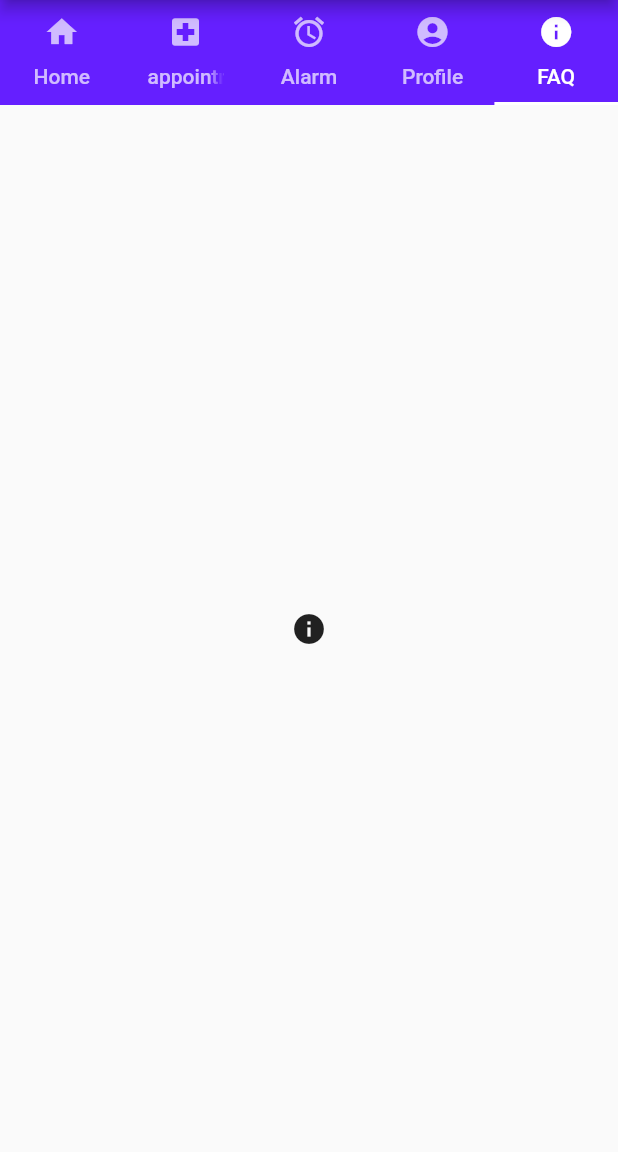
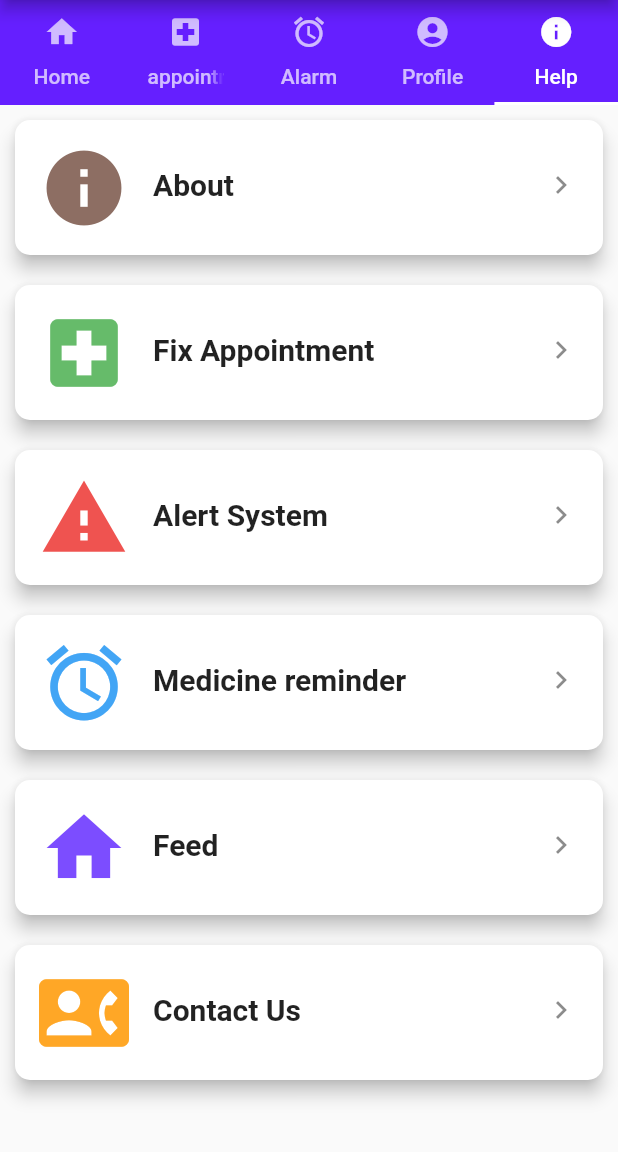
Before and after one commit to the-three-musketeerz/halemate-flutter, a Flutter app: the screen it shows after launch, tab 5 chosen, on a phone screen of 412 x 824 dp, the part 84-1236 px from its top. Run offline on Flutter 3.47's test engine with Material 2 defaults, Android fonts, the phone set to English and light mode, and no system bars; our stand-ins replace flutter_local_notifications, rxdart, shared_preferences; project files that could hold a hidden picture were left out.

Commit message:
feat: Help Section implemented

```diff
--- a/lib/main.dart
+++ b/lib/main.dart
@@ -1,6 +1,7 @@
 import 'package:flutter/material.dart';
 import 'package:hale_mate/screens/alarm/alarm.dart';
 import 'package:hale_mate/screens/alarm/globalBloc.dart';
+import 'package:hale_mate/screens/help.dart';
 import 'package:hale_mate/screens/home.dart';
 import 'package:provider/provider.dart';
 import 'package:flutter/services.dart';
@@ -43,7 +44,7 @@ class _HaleMateAppState extends State<HaleMateApp> {
                           Tab(icon: Icon(Icons.local_hospital), text: 'appointment'),
                           Tab(icon: Icon(Icons.alarm), text: 'Alarm'),
                           Tab(icon: Icon(Icons.account_circle), text: 'Profile',),
-                          Tab(icon: Icon(Icons.info), text: 'FAQ'),
+                          Tab(icon: Icon(Icons.info), text: 'Help'),
                         ],
                         indicatorColor: Colors.white,
                       ),
@@ -56,7 +57,7 @@ class _HaleMateAppState extends State<HaleMateApp> {
                           Icon(Icons.local_hospital),
                           MedReminder(),
                           Icon(Icons.account_circle),
-                          Icon(Icons.info),
+                          helpListView(context),
                         ],  ))
                 ],
               )
--- /dev/null
+++ b/lib/models/help/helpData.dart
@@ -0,0 +1,54 @@
+import 'package:flutter/material.dart';
+
+final titles = ['About', 'Fix Appointment', 'Alert System', 'Medicine reminder', 'Feed', 'Contact Us'];
+
+final icons = [Icons.info ,Icons.local_hospital, Icons.warning, Icons.alarm, Icons.home, Icons.contact_phone];
+
+final iconColors = [Colors.brown[400], Colors.green[400], Colors.red[400], Colors.blue[400], Colors.deepPurpleAccent, Colors.orange[400]];
+
+final captions = [' ',
+                  'Book an appointment with doctor on a single click',
+                  'Notify all your trusted contacts and nearest hospitals to get immediate help',
+                  'Set reminders for your medication schedule',
+                  'Know some Ayurvedic facts and practices for a good health'];
+
+final descriptions = [
+  'As said by our Honourable PM Mr. Narendra Modi - Its high time we convert this crisis into opportunity and take India from "command-and-control to plug-and-play".\n\n'
+  'HaleMate is a small effort to build a technologically stable and efficient system in healthcare sector to bridge the gap between patients and doctors while following social distancing guidelines. While reminding you about your medications and it also caters to the need for immediate help in any other emergency health situations by notifying  people around.\n\n'
+  'HaleMate is thus a complete app for patients - reducing the dependence on other similar products worldwide and strengthening the idea of an AATMANIRBHAR BHARAT',
+
+  'The App consists of a list of registered hospitals and their doctors in various specializations. \n\n '
+  'To book an appointment with the doctor: \n\n'
+      '\t - Click on the "Create Appointment" \t   button in Appointments section\n\n'
+      '\t - Fill the details in the popup form\n\n'
+      '\t - Now click on "Fix Appointment"  button and your request will be sent to the hospital.\n\n'
+      '\t - After the appointment gets approved/rejected you can also view the status of your appointments in the same section\n\n\n'
+      'Now there is no more need to stand in long queues for appointments in the hospital thus following the social distancing protocols in these times of pandemic!' ,
+
+  'In case of any Medical emergency situation, the "ALERT" feature will come into play.\n\n'
+  'How this feature works?\n\n'
+  'In the Home tab, just press the Red Alert Button on the right bottom side\n\n'
+  '1. When you need immediate medical assistance for yourself:\n\n'
+  '\t - Choose the "I need help" option\n\n'
+  '\t - The app will search for all the nearby hospitals and send a message for immediate help along with your location.\n\n'
+  '\t - It will also notify all your trusted contacts that you provide during authentication through sms.\n\n'
+
+  '2. When others need immediate medical aid:\n\n'
+  '\t - Just choose the "Report emergency" option.\n\n'
+  '\t - The app will display the details of all the nearby hospitals.\n\n'
+  '\t - You may call the ambulance or contact the hospital emergency services to help the patient.\n\n',
+
+  'HaleMate has a built in Medicine reminder feature that lets you set alarm for various kinds of medications.\n\n'
+  'To set a Reminder in the Alarm Tab: \n\n'
+      '\t - Tap on + icon.  \n\n'
+      '\t - Fill the medicine details\n\n'
+      '\t - Choose the interval after which the medicine is to be taken.\n\n'
+      '\t - Pick a starting time for your reminder and click on "Confirm" button.\n\n'
+      '\t - Your Medicine Reminder is set and it will notify you at the selected time!! \n\n',
+
+  'The Home feed displays various Ayurvedic practices and practices one must follow to stay healthy.\n\n',
+
+  'For any Queries contact our team "The Three Musketeers" at: \n\n'
+  '\t - ankitapareek2000@gmail.com\n'
+  '\t - kmrinal19@gmail.com\n'
+  '\t - aryamanbehera@gmail.com\n'];
--- /dev/null
+++ b/lib/screens/help.dart
@@ -0,0 +1,62 @@
+import 'package:flutter/material.dart';
+import 'package:flutter/widgets.dart';
+import 'package:hale_mate/models/help/helpData.dart';
+
+Widget helpListView(BuildContext context) {
+  return ListView.builder(
+      itemCount: titles.length,
+      itemBuilder: (context, index) {
+        return Container(
+            height: 110.0,
+            child: Card(
+                semanticContainer: true,
+                clipBehavior: Clip.antiAliasWithSaveLayer,
+                shape: RoundedRectangleBorder(
+                  borderRadius: BorderRadius.circular(10.0),
+                ),
+                elevation: 5,
+                margin: EdgeInsets.all(10),
+                child: Padding(
+                  padding: EdgeInsets.only(top: 15.0),
+                  child: ListTile(
+                      leading: Icon(
+                        icons[index],
+                        color: iconColors[index],
+                        size: 60.0,
+                      ),
+                      title: Text(
+                        titles[index],
+                        style: TextStyle(
+                          fontSize: 20,
+                          fontWeight: FontWeight.bold,
+                        ),
+                      ),
+                      trailing: Icon(Icons.keyboard_arrow_right),
+                      onTap: () {
+                        showDialog(
+                            context: context,
+                            builder: (BuildContext context) {
+                              return new AlertDialog(
+                                title: Text(titles[index], style: TextStyle(
+                                  color: iconColors[index]
+                                ),),
+                                content: new SingleChildScrollView(
+                                    child: Text(
+                                  descriptions[index],
+                                  textAlign: TextAlign.justify,
+                                )),
+                                actions: <Widget>[
+                                  new FlatButton(
+                                    onPressed: () {
+                                      Navigator.of(context).pop();
+                                    },
+                                    textColor: Theme.of(context).primaryColor,
+                                    child: const Text('Okay, got it!'),
+                                  )
+                                ],
+                              );
+                            });
+                      }),
+                )));
+      });
+}
--- a/lib/screens/home.dart
+++ b/lib/screens/home.dart
@@ -44,7 +44,6 @@ void showAlertDialog(BuildContext context) {
   // set up the AlertDialog
   AlertDialog alert = AlertDialog(
     title: Text("Confirm your case to proceed"),
-    //content: Text("Would you like to continue learning how to use Flutter alerts?"),
     actions: [
       helpBtn,
       reportBtn,
--- a/pubspec.yaml
+++ b/pubspec.yaml
@@ -29,6 +29,7 @@ dependencies:
   rxdart: ^0.22.0
   flutter_local_notifications:
   flare_flutter:
+  http: ^0.12.0
 
 
   # The following adds the Cupertino Icons font to your application.
@@ -60,6 +61,7 @@ flutter:
    - assets/syringe.png
    - assets/syrup.png
    - assets/tablets.png
+   - assets/logo.svg
 
   # An image asset can refer to one or more resolution-specific "variants", see
   # https://flutter.dev/assets-and-images/#resolution-aware.
```
Also changed, not shown: lib/screens/Authenticate/widgets/CustomFormField.dart (added, +61 -0 lines), lib/utlis/formvalidator.dart (added, +47 -0 lines), assets/logo.svg (added), lib/screens/Authenticate/login.dart (added), lib/screens/Authenticate/signup.dart (added), pubspec.lock.
